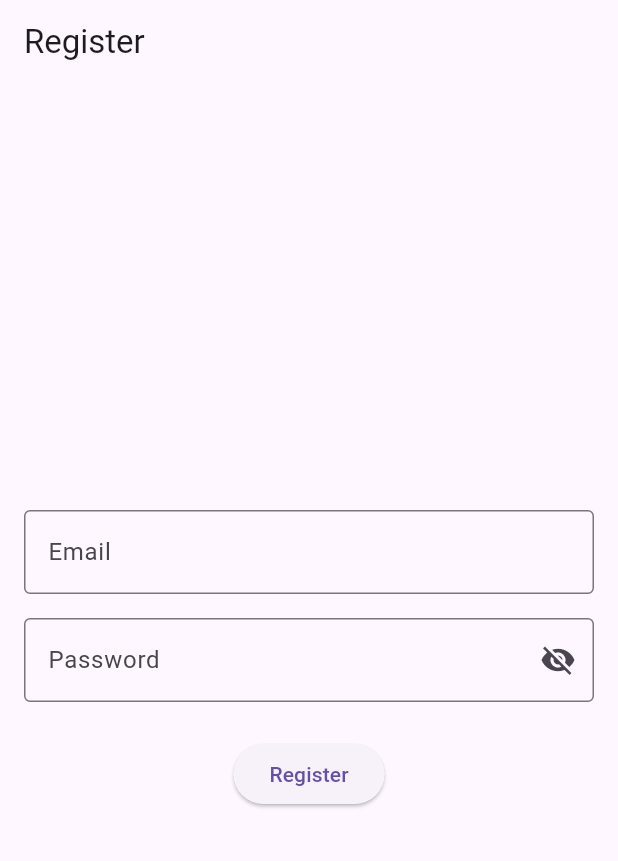
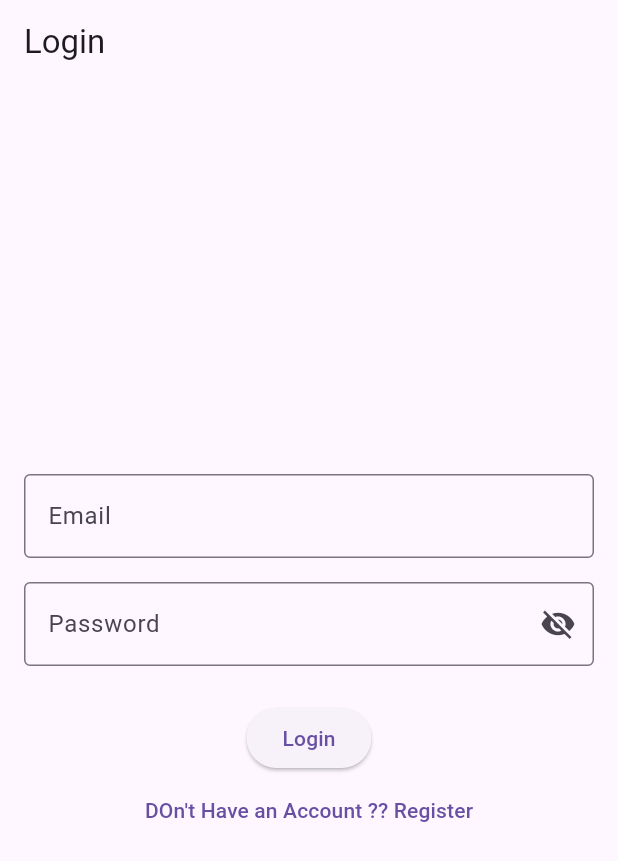
Before and after one commit to Ishasavani1402/HabitTracker, a Flutter app: the screen it shows after launch, on a phone screen of 412 x 824 dp. Shown: the top 861 px of the screen. Run offline on Flutter 3.47's test engine with Material 3 defaults, Android fonts, the phone set to English and light mode, and no system bars; our stand-ins replace shared_preferences, sqflite, table_calendar; accounts and stored records are empty.

```diff
--- a/lib/Screens/HabitCalender.dart
+++ b/lib/Screens/BottomNavbar/HabitCalender.dart
@@ -3,7 +3,7 @@ import 'package:flutter/material.dart';
 import 'package:intl/intl.dart';
 import 'package:table_calendar/table_calendar.dart';
 
-import '../database/DB_helper.dart';
+import '../../database/DB_helper.dart';
 
 class Habitcalender extends StatefulWidget {
   final List<Map<String, dynamic>> habits;
--- a/lib/Screens/HabitCategory.dart
+++ b/lib/Screens/BottomNavbar/HabitCategory.dart
@@ -1,5 +1,5 @@
 import 'package:flutter/material.dart';
-import 'package:habittracker/Screens/AddHabit.dart';
+import 'package:habittracker/Screens/BottomNavbar/AddHabit.dart';
 
 class Habitcategory extends StatefulWidget {
   const Habitcategory({super.key});
--- a/lib/Screens/Splashscreen.dart
+++ b/lib/Screens/Splashscreen.dart
@@ -1,8 +1,10 @@
 import 'package:flutter/material.dart';
 import 'package:flutter/cupertino.dart';
-import 'package:habittracker/Screens/HomeScreen.dart';
-import 'package:habittracker/Screens/Registration.dart';
+import 'package:habittracker/Screens/UserAuth/Login.dart';
 import 'package:shared_preferences/shared_preferences.dart';
+
+import 'BottomNavbar.dart';
+import 'UserAuth/Registration.dart';
 
 class Splashscreen extends StatefulWidget {
   const Splashscreen({super.key});
@@ -27,9 +29,10 @@ class _SplashscreenState extends State<Splashscreen> {
     print("splash screen user email : $email");
 
     if (email != null) {
-      Navigator.pushReplacement(context, MaterialPageRoute(builder: (context)=> Homescreen()));
+      // Navigator.pushReplacement(context, MaterialPageRoute(builder: (context)=> Homescreen()));
+      Navigator.pushReplacement(context, MaterialPageRoute(builder: (context)=> Bottomnavbar()));
     } else{
-      Navigator.pushReplacement(context, MaterialPageRoute(builder: (context)=> Registration()));
+      Navigator.pushReplacement(context, MaterialPageRoute(builder: (context)=> Login()));
     }
   }
   @override
--- /dev/null
+++ b/lib/Screens/UserAuth/Login.dart
@@ -0,0 +1,122 @@
+import 'package:flutter/material.dart';
+import 'package:habittracker/Screens/UserAuth/Registration.dart';
+import 'package:shared_preferences/shared_preferences.dart';
+import '../../database/DB_helper.dart';
+import '../BottomNavbar/HomeScreen.dart';
+
+class Login extends StatefulWidget {
+  const Login({super.key});
+
+  @override
+  State<Login> createState() => _LoginState();
+}
+
+class _LoginState extends State<Login> {
+  final TextEditingController _emailController = TextEditingController();
+  final TextEditingController _passwordController = TextEditingController();
+  bool _obscurePassword = false;
+  DB_helper? dbref;
+
+  @override
+  void initState() {
+    super.initState();
+    dbref = DB_helper.getInstance;
+  }
+
+  Future<void> loginUser() async {
+    String? email = _emailController.text.trim();
+    String? password = _passwordController.text.trim();
+
+    if (email.isEmpty || password.isEmpty) {
+      ScaffoldMessenger.of(context).showSnackBar(
+        const SnackBar(content: Text("Please fill all the fields")),
+      );
+      return;
+    }
+
+    try {
+      List<Map<String, dynamic>> user = await dbref!.getuser(email);
+
+      if (user.isEmpty) {
+        ScaffoldMessenger.of(context).showSnackBar(
+          const SnackBar(content: Text("No user found with this email")),
+        );
+        return;
+      }
+
+      if (user.first[DB_helper.colum_password] == password) {
+        SharedPreferences prefs = await SharedPreferences.getInstance();
+        await prefs.setString('user_email', email);
+        await prefs.setString('username', user.first[DB_helper.column_username]);
+
+        print("SharedPreferences email: ${prefs.getString('user_email')}");
+        Navigator.pushReplacement(
+          context,
+          MaterialPageRoute(builder: (context) => const Homescreen()),
+        );
+      } else {
+        ScaffoldMessenger.of(context).showSnackBar(
+          const SnackBar(content: Text("Incorrect password")),
+        );
+      }
+    } catch (e) {
+      print("Login Error: $e");
+      ScaffoldMessenger.of(context).showSnackBar(
+        const SnackBar(content: Text("Failed to log in")),
+      );
+    }
+  }
+
+  @override
+  Widget build(BuildContext context) {
+    return Scaffold(
+      appBar: AppBar(
+        title: const Text('Login'),
+      ),
+      body: Padding(
+        padding: const EdgeInsets.all(16.0),
+        child: Column(
+          mainAxisAlignment: MainAxisAlignment.center,
+          children: [
+            TextField(
+              controller: _emailController,
+              decoration: const InputDecoration(
+                labelText: 'Email',
+                border: OutlineInputBorder(),
+              ),
+              keyboardType: TextInputType.emailAddress,
+            ),
+            const SizedBox(height: 16),
+            TextField(
+              controller: _passwordController,
+              obscureText: _obscurePassword,
+              decoration: InputDecoration(
+                labelText: 'Password',
+                border: const OutlineInputBorder(),
+                suffixIcon: IconButton(
+                  icon: Icon(
+                    _obscurePassword ? Icons.visibility : Icons.visibility_off,
+                  ),
+                  onPressed: () {
+                    setState(() {
+                      _obscurePassword = !_obscurePassword;
+                    });
+                  },
+                ),
+              ),
+            ),
+            const SizedBox(height: 24),
+            ElevatedButton(
+              onPressed: loginUser,
+              child: const Text('Login'),
+            ),
+            TextButton(onPressed: (){
+              Navigator.pushReplacement(context, MaterialPageRoute(builder:
+                  (context)=> Registration()));
+            }, child: Text("DOn't Have an Account ?? Register"))
+          ],
+        ),
+      ),
+    );
+  }
+}
```
Also changed, not shown: lib/Screens/AddHabit.dart (deleted, +0 -294 lines), lib/Screens/BottomNavbar.dart (added, +73 -0 lines), lib/Screens/BottomNavbar/AddHabit.dart (added, +138 -0 lines), lib/Screens/BottomNavbar/HomeScreen.dart (renamed from lib/Screens/HomeScreen.dart, +14 -26 lines), lib/Screens/UserAuth/Registration.dart (renamed from lib/Screens/Registration.dart, +30 -10 lines), lib/database/DB_helper.dart (+9 -3 lines).
